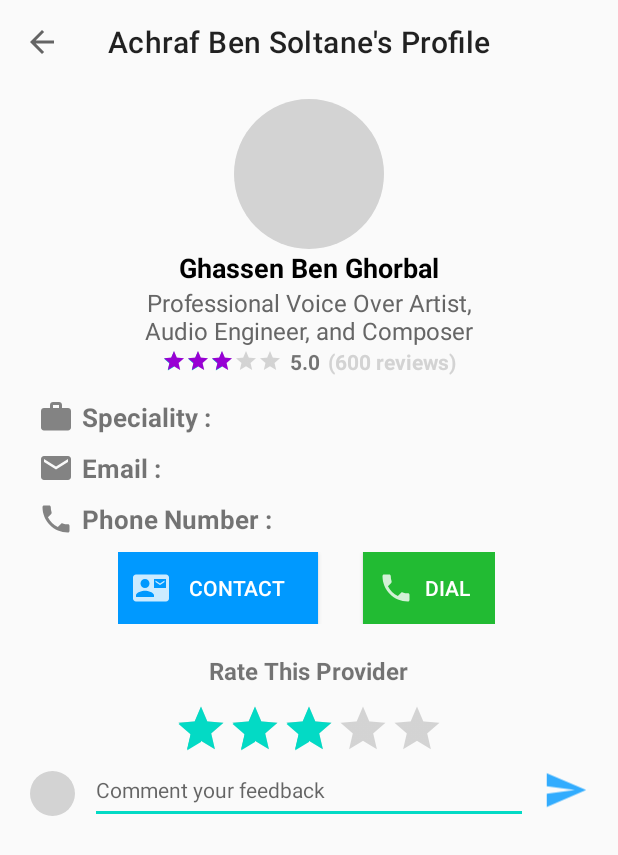
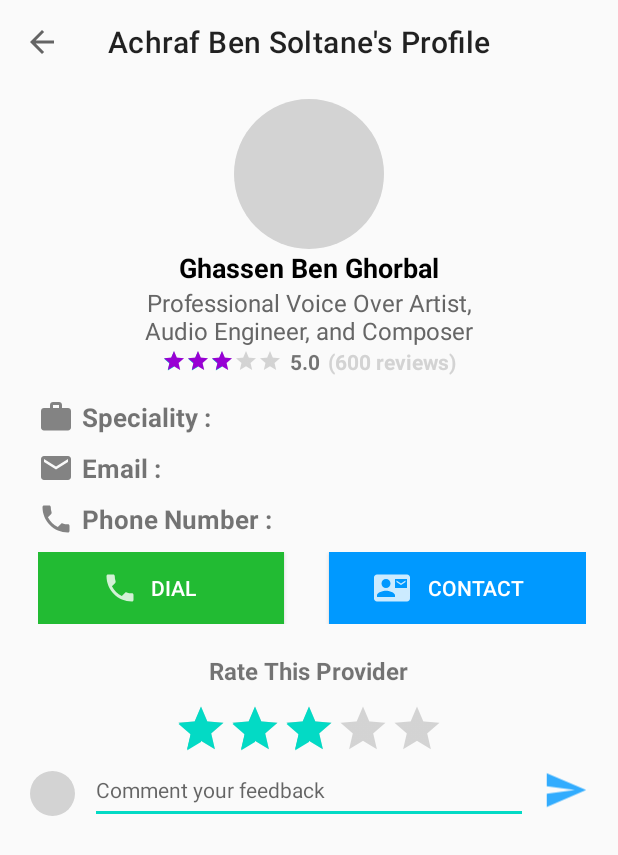
Before and after one commit to achrafoo2018/ServiceFinderAndroid, an Android app: the layout activity_view_profile.xml on its own in the app's theme, with its tools: preview values and no code run, on a phone screen of 412 x 824 dp. Shown: the top 855 px of the screen. Run offline under Robolectric (Android 15) with nearby library versions, the phone set to English and light mode, and no system bars; network calls fail.

Commit message:
contact dial layout

```diff
--- a/app/src/main/res/layout/activity_view_profile.xml
+++ b/app/src/main/res/layout/activity_view_profile.xml
@@ -182,32 +182,36 @@ tools:context=".ViewProfileActivity">
             </LinearLayout>
 
             <LinearLayout
-                android:layout_width="wrap_content"
+                android:layout_width="match_parent"
                 android:layout_height="wrap_content"
                 android:layout_gravity="center"
                 android:layout_marginRight="14dp">
+
                 <Button
-                    android:layout_width="60pt"
-                    android:layout_height="wrap_content"
+                    android:layout_width="0dp"
+                    android:layout_weight="1"
+                    android:layout_height="match_parent"
+                    android:background="@color/colorSuccess"
+                    android:drawableLeft="@drawable/ic_phone"
+                    android:text="Dial"
+                    android:textColor="@color/colorWhite"
+                    android:paddingLeft="50dp"
+                    android:drawablePadding="-50dp"
                     android:layout_marginRight="30dp"
+                    android:id="@+id/btnDial"/>
+
+                <Button
+                    android:layout_width="0dp"
+                    android:layout_weight="1"
+                    android:layout_height="match_parent"
                     android:background="@color/colorPrimary"
                     android:drawableLeft="@drawable/ic_contact_mail"
                     android:text="Contact"
                     android:textColor="@color/colorWhite"
-                    android:paddingLeft="10dp"
-                    android:drawablePadding="-10dp"
-                    android:id="@+id/btnContact"/>
-
-                <Button
-                    android:layout_width="wrap_content"
-                    android:layout_height="wrap_content"
-                    android:background="@color/colorSuccess"
-                    android:drawableLeft="@drawable/ic_phone"
-                    android:text="Dial"
-                    android:textColor="@color/colorWhite"
-                    android:paddingLeft="10dp"
-                    android:drawablePadding="-10dp"
-                    android:id="@+id/btnDial"/>
+                    android:paddingLeft="30dp"
+                    android:drawablePadding="-30dp"
+                    android:id="@+id/btnContact"
+                    />
 
             </LinearLayout>
 
```
Also changed, not shown: app/src/main/java/com/example/servicefinder/ViewPostActivity.java (line endings or trailing spaces).
